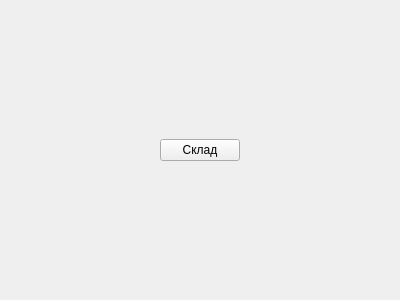
Qt form mainmenuforma.ui (Lelius/protyazhka) before a commit.
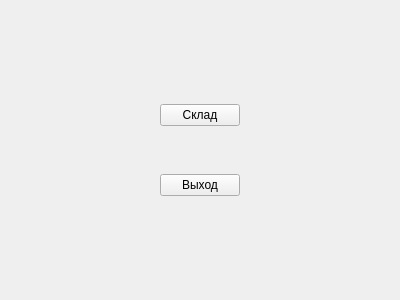
The same form after that commit.

Commit message: В виджет меню добавлена кнопка Выход.

What changed in the file:
```diff
--- a/mainmenuforma.ui
+++ b/mainmenuforma.ui
@@ -13,8 +13,21 @@
   <property name="windowTitle">
    <string>Form</string>
   </property>
-  <layout class="QGridLayout" name="gridLayout">
-   <item row="0" column="0">
+  <layout class="QGridLayout" name="gridLayout_2">
+   <item row="1" column="2">
+    <spacer name="horizontalSpacer_2">
+     <property name="orientation">
+      <enum>Qt::Horizontal</enum>
+     </property>
+     <property name="sizeHint" stdset="0">
+      <size>
+       <width>40</width>
+       <height>20</height>
+      </size>
+     </property>
+    </spacer>
+   </item>
+   <item row="1" column="0">
     <spacer name="horizontalSpacer">
      <property name="orientation">
       <enum>Qt::Horizontal</enum>
@@ -27,22 +40,59 @@
      </property>
     </spacer>
    </item>
+   <item row="2" column="1">
+    <spacer name="verticalSpacer">
+     <property name="orientation">
+      <enum>Qt::Vertical</enum>
+     </property>
+     <property name="sizeHint" stdset="0">
+      <size>
+       <width>20</width>
+       <height>40</height>
+      </size>
+     </property>
+    </spacer>
+   </item>
+   <item row="1" column="1">
+    <layout class="QGridLayout" name="gridLayout">
+     <item row="2" column="0">
+      <widget class="QPushButton" name="pushButtonExit">
+       <property name="text">
+        <string>Выход</string>
+       </property>
+      </widget>
+     </item>
+     <item row="0" column="0">
+      <widget class="QPushButton" name="pushButtonStock">
+       <property name="text">
+        <string>Склад</string>
+       </property>
+      </widget>
+     </item>
+     <item row="1" column="0">
+      <spacer name="verticalSpacer_3">
+       <property name="orientation">
+        <enum>Qt::Vertical</enum>
+       </property>
+       <property name="sizeHint" stdset="0">
+        <size>
+         <width>20</width>
+         <height>40</height>
+        </size>
+       </property>
+      </spacer>
+     </item>
+    </layout>
+   </item>
    <item row="0" column="1">
-    <widget class="QPushButton" name="pushButtonStock">
-     <property name="text">
-      <string>Склад</string>
-     </property>
-    </widget>
-   </item>
-   <item row="0" column="2">
-    <spacer name="horizontalSpacer_2">
+    <spacer name="verticalSpacer_2">
      <property name="orientation">
-      <enum>Qt::Horizontal</enum>
+      <enum>Qt::Vertical</enum>
      </property>
      <property name="sizeHint" stdset="0">
       <size>
-       <width>40</width>
-       <height>20</height>
+       <width>20</width>
+       <height>40</height>
       </size>
      </property>
     </spacer>
```
